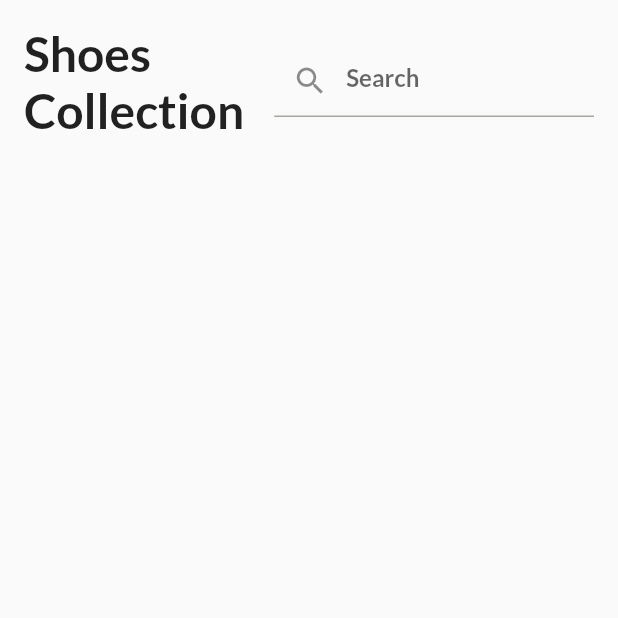
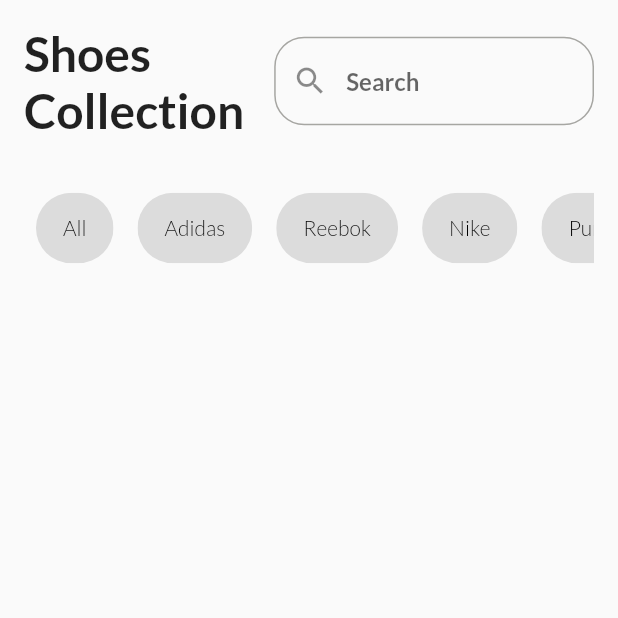
Before and after one commit to aryanxofficial/shoping_clone, a Flutter app: the screen it shows after launch, on a phone screen of 412 x 824 dp, the top half of it. Run offline on Flutter 3.47's test engine with Material 2 defaults, Android fonts, the phone set to English and light mode, and no system bars.

Commit message:
filters added

```diff
--- a/lib/home_page.dart
+++ b/lib/home_page.dart
@@ -1,17 +1,46 @@
 import 'package:flutter/material.dart';
 
-class HomePage extends StatelessWidget {
+//I am changing this stateless widget to a stateful widget because I want to know the filter that has been clicked on and that will change the state of the selectedFilter variable
+class HomePage extends StatefulWidget {
   const HomePage({super.key});
 
   @override
+  State<HomePage> createState() => _HomePageState();
+}
+
+class _HomePageState extends State<HomePage> {
+  final List<String> filters = const [
+    'All',
+    'Adidas',
+    'Reebok',
+    'Nike',
+    'Puma',
+    'Onitsuka Tiger',
+    'Jordan',
+    'Gucci'
+  ];
+
+  //In flutter I cannot use an initialized value to initialize another value,
+  //thats why I use late keyword and then initialize that variable inside the init method
+  // String selectedFilter = filters[0];
+  late String selectedFilter;
+
+  @override
+  void initState() {
+    // TODO: implement initState
+    super.initState();
+    selectedFilter = filters[0];
+  }
+
+  @override
   Widget build(BuildContext context) {
-    return const Scaffold(
+    return Scaffold(
       body: SafeArea(
         child: Padding(
-          padding: EdgeInsets.all(16.0),
+          padding: const EdgeInsets.all(16.0),
           child: Column(
             children: [
-              Row(
+              const Row(
                 children: [
                   Text(
                     'Shoes \nCollection',
@@ -23,13 +52,42 @@ class HomePage extends StatelessWidget {
                   Expanded(
                     child: TextField(
                       decoration: InputDecoration(
+                        // hoverColor: Colors.red,
                         prefixIcon: Icon(Icons.search),
                         hintText: 'Search',
                         hintStyle: TextStyle(fontWeight: FontWeight.bold),
+                        border: OutlineInputBorder(
+                          borderSide: BorderSide(color: Colors.grey),
+                          borderRadius: BorderRadius.all(Radius.circular(20)),
+                        ),
                       ),
                     ),
                   )
                 ],
+              ),
+              SizedBox(
+                height: 120,
+                child: ListView.builder(
+                    itemCount: filters.length,
+                    scrollDirection: Axis.horizontal,
+                    itemBuilder: (context, index) {
+                      final filter = filters[index];
+                      return Padding(
+                        padding: const EdgeInsets.all(8.0),
+                        child: GestureDetector(
+                          onTap: () {
+                            selectedFilter = filter;
+                            print(selectedFilter);
+                          },
+                          child: Chip(
+                            padding: const EdgeInsets.symmetric(
+                                horizontal: 10, vertical: 15),
+                            label: Text(filter),
+                            labelStyle: const TextStyle(color: Colors.black),
+                          ),
+                        ),
+                      );
+                    }),
               )
             ],
           ),
--- a/lib/main.dart
+++ b/lib/main.dart
@@ -12,7 +12,8 @@ class MyApp extends StatelessWidget {
   Widget build(BuildContext context) {
     return MaterialApp(
       debugShowCheckedModeBanner: false,
-      theme: ThemeData(fontFamily: 'Lato',
+      theme: ThemeData(
+      fontFamily: 'Lato',
       colorScheme: ColorScheme.fromSeed(seedColor: Colors.yellow)),//by mentioning the font family here I dont have to include my custom font everytime in the TextStyle property of a text
       title: 'Shopping App',
       home: const HomePage(),
```
